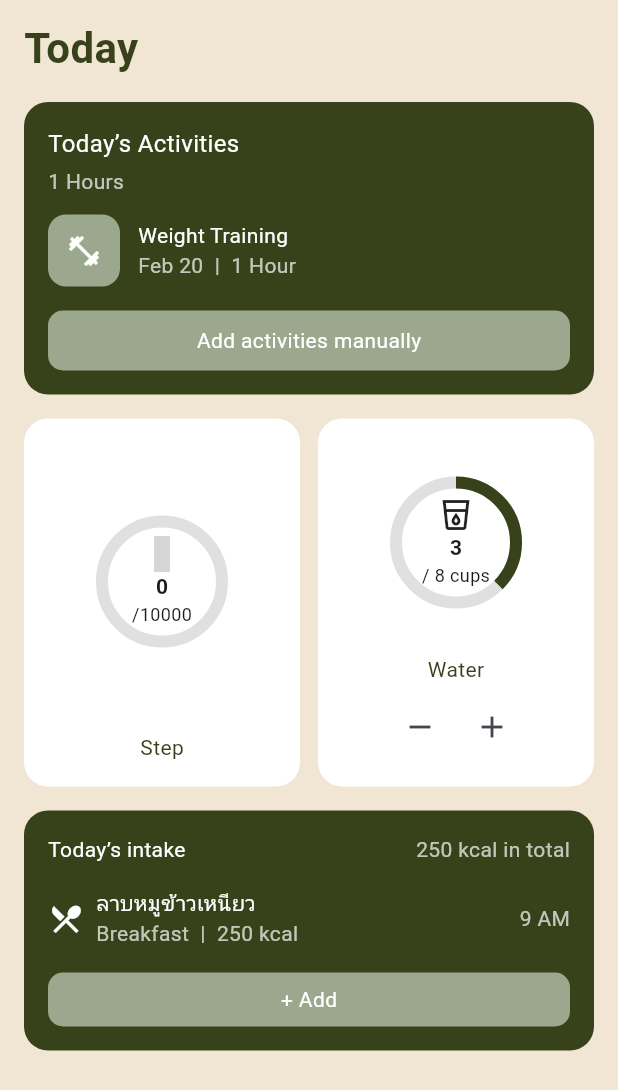
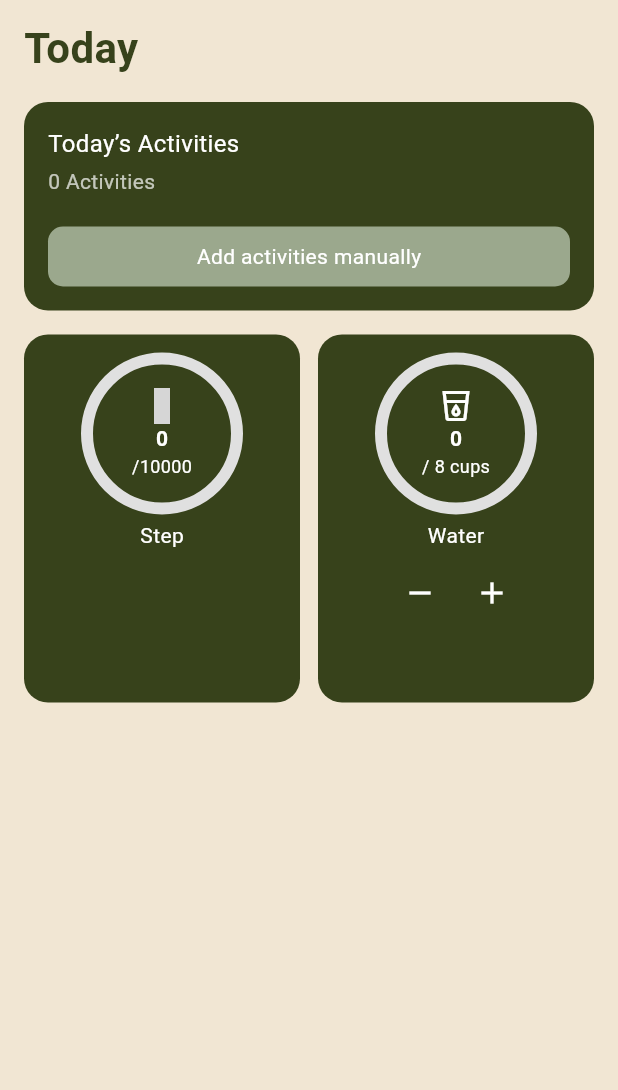
Before and after one commit to Chawanwit078/Mobile_App_PJ, a Flutter app: the AddPage screen opened directly, on a phone screen of 412 x 824 dp. Shown: the top 1090 px of the screen. Run offline on Flutter 3.47's test engine with Material 3 defaults, Android fonts, the light colour scheme and no system bars; our stand-ins replace iconly, pedometer, shared_preferences, sqflite, zoom_tap_animation; accounts and stored records are empty; grey boxes are pictures that could not be loaded.

Commit message:
commit addpage

```diff
--- a/lib/pages/add.dart
+++ b/lib/pages/add.dart
@@ -1,6 +1,12 @@
 import 'package:flutter/material.dart';
 import 'package:iconly/iconly.dart';
+import 'package:intl/intl.dart';
+import 'package:path/path.dart' as p;
 import 'package:pedometer/pedometer.dart';
+import 'package:sqflite/sqflite.dart';
+
+import 'add_activity.dart';
+import 'edit_activity.dart';
 
 class AddPage extends StatefulWidget {
   const AddPage({super.key});
@@ -11,23 +17,35 @@ class AddPage extends StatefulWidget {
 
 class _AddPageState extends State<AddPage> {
   int stepCount = 0;
+  int? initialSteps;
   int stepGoal = 10000;
-  int? initialSteps;
-
   Stream<StepCount>? _stepCountStream;
 
-  int waterCups = 3;
+  int waterCups = 0;
   int waterGoal = 8;
+
+  List<Map<String, dynamic>> todayActivities = [];
 
   final Color darkGreen = const Color(0xFF37421B);
   final Color yellow = const Color(0xFFF7C948);
   final Color background = const Color(0xFFF1E6D3);
   final Color olive = const Color(0xFF9BA88D);
 
+  final Map<String, IconData> sportIcons = {
+    'Running': Icons.directions_run,
+    'Cycling': Icons.directions_bike,
+    'Yoga': Icons.self_improvement,
+    'Swimming': Icons.pool,
+    'Weight Training': Icons.fitness_center,
+    'Basketball': Icons.sports_basketball,
+    'Football': Icons.sports_football,
+  };
+
   @override
   void initState() {
     super.initState();
     _initPedometer();
+    fetchTodayActivities();
   }
 
   void _initPedometer() {
@@ -40,8 +58,23 @@ class _AddPageState extends State<AddPage> {
         stepCount = event.steps - (initialSteps ?? 0);
       });
     }).onError((error) {
-      print('Pedometer Error: $error');
+      debugPrint("Pedometer Error: $error");
     });
+  }
+
+  Future<void> fetchTodayActivities() async {
+    final dbPath = await getDatabasesPath();
+    final db = await openDatabase(p.join(dbPath, 'activities.db'));
+    final today = DateFormat('yyyy-MM-dd').format(DateTime.now());
+
+    todayActivities = await db.query(
+      'activities',
+      where: 'date = ?',
+      whereArgs: [today],
+      orderBy: 'id DESC',
+    );
+
+    setState(() {});
   }
 
   @override
@@ -50,20 +83,11 @@ class _AddPageState extends State<AddPage> {
       backgroundColor: background,
       body: SafeArea(
         child: SingleChildScrollView(
-          physics: const BouncingScrollPhysics(),
-          child: Padding(
           padding: const EdgeInsets.symmetric(horizontal: 16, vertical: 12),
           child: Column(
             crossAxisAlignment: CrossAxisAlignment.start,
             children: [
-                const Text(
-                  "Today",
-                  style: TextStyle(
-                    fontSize: 28,
-                    fontWeight: FontWeight.bold,
-                    color: Color(0xFF37421B),
-                  ),
-                ),
+              const Text("Today", style: TextStyle(fontSize: 28, fontWeight: FontWeight.bold, color: Color(0xFF37421B))),
               const SizedBox(height: 16),
               _buildActivityCard(),
               const SizedBox(height: 16),
@@ -74,10 +98,7 @@ class _AddPageState extends State<AddPage> {
                   Expanded(child: _buildWaterCard()),
                 ],
               ),
-                const SizedBox(height: 16),
-                _buildIntakeCard(),
             ],
-            ),
           ),
         ),
       ),
@@ -86,48 +107,65 @@ class _AddPageState extends State<AddPage> {
 
   Widget _buildActivityCard() {
     return Container(
-      decoration: BoxDecoration(
-        color: darkGreen,
-        borderRadius: BorderRadius.circular(16),
-      ),
+      decoration: BoxDecoration(color: darkGreen, borderRadius: BorderRadius.circular(16)),
       padding: const EdgeInsets.all(16),
       child: Column(
         crossAxisAlignment: CrossAxisAlignment.start,
         children: [
-          Text("Today’s Activities", style: TextStyle(color: Colors.white, fontSize: 16)),
+          const Text("Today’s Activities", style: TextStyle(color: Colors.white, fontSize: 16)),
           const SizedBox(height: 4),
-          Text("1 Hours", style: TextStyle(color: Colors.white70)),
+          Text("${todayActivities.length} Activities", style: const TextStyle(color: Colors.white70)),
           const SizedBox(height: 12),
-          Row(
+          ...todayActivities.map((activity) {
+            return GestureDetector(
+              onTap: () async {
+                await Navigator.push(
+                  context,
+                  MaterialPageRoute(builder: (_) => EditActivityPage(activity: activity)),
+                );
+                fetchTodayActivities();
+              },
+              child: Padding(
+                padding: const EdgeInsets.only(bottom: 12),
+                child: Row(
                   children: [
                     Container(
-                decoration: BoxDecoration(
-                  color: olive,
-                  borderRadius: BorderRadius.circular(12),
+                      decoration: BoxDecoration(color: olive, borderRadius: BorderRadius.circular(12)),
+                      padding: const EdgeInsets.all(12),
+                      child: Icon(
+                        sportIcons[activity['name']] ?? Icons.fitness_center,
+                        color: Colors.white,
                       ),
-                padding: const EdgeInsets.all(12),
-                child: Icon(Icons.fitness_center, color: Colors.white),
                     ),
                     const SizedBox(width: 12),
                     Column(
                       crossAxisAlignment: CrossAxisAlignment.start,
                       children: [
-                  Text("Weight Training", style: TextStyle(color: Colors.white)),
-                  Text("Feb 20  |  1 Hour", style: TextStyle(color: Colors.white70)),
-                ],
-              )
+                        Text(activity['name'], style: const TextStyle(color: Colors.white)),
+                        Text("${activity['date']}  |  ${activity['duration']}", style: const TextStyle(color: Colors.white70)),
                       ],
                     ),
-          const SizedBox(height: 16),
-          Container(
+                  ],
+                ),
+              ),
+            );
+          }).toList(),
+          const SizedBox(height: 8),
+          InkWell(
+            onTap: () async {
+              await Navigator.push(
+                context,
+                MaterialPageRoute(builder: (_) => const AddActivityPage()),
+              );
+              fetchTodayActivities();
+            },
+            child: Container(
               height: 40,
               width: double.infinity,
-            decoration: BoxDecoration(
-              color: olive,
-              borderRadius: BorderRadius.circular(10),
-            ),
+              decoration: BoxDecoration(color: olive, borderRadius: BorderRadius.circular(10)),
               child: const Center(
                 child: Text("Add activities manually", style: TextStyle(color: Colors.white)),
+              ),
             ),
           ),
         ],
@@ -137,26 +175,25 @@ class _AddPageState extends State<AddPage> {
 
   Widget _buildStepCard() {
     double percent = stepCount / stepGoal;
-
     return AspectRatio(
       aspectRatio: 3 / 4,
       child: Container(
-        decoration: BoxDecoration(
-          color: Colors.white,
-          borderRadius: BorderRadius.circular(16),
-        ),
+        decoration: BoxDecoration(color: darkGreen, borderRadius: BorderRadius.circular(16)),
         padding: const EdgeInsets.all(16),
         child: Column(
           children: [
-            Expanded(
-              child: Stack(
+            TweenAnimationBuilder(
+              tween: Tween<double>(begin: 0, end: percent.clamp(0, 1)),
+              duration: const Duration(milliseconds: 300),
+              builder: (context, value, child) {
+                return Stack(
                   alignment: Alignment.center,
                   children: [
                     SizedBox(
-                    height: 80,
-                    width: 80,
+                      height: 100,
+                      width: 100,
                       child: CircularProgressIndicator(
-                      value: percent.clamp(0, 1),
+                        value: value,
                         strokeWidth: 8,
                         backgroundColor: Colors.grey[300],
                         valueColor: AlwaysStoppedAnimation(yellow),
@@ -165,16 +202,17 @@ class _AddPageState extends State<AddPage> {
                     Column(
                       mainAxisSize: MainAxisSize.min,
                       children: [
-                      Icon(IconlyLight.activity, size: 24),
-                      Text("$stepCount", style: TextStyle(fontWeight: FontWeight.bold)),
-                      Text("/$stepGoal", style: TextStyle(fontSize: 12)),
+                        const Icon(IconlyLight.activity, size: 24, color: Colors.white),
+                        Text("$stepCount", style: const TextStyle(fontWeight: FontWeight.bold, color: Colors.white)),
+                        Text("/$stepGoal", style: const TextStyle(fontSize: 12, color: Colors.white)),
                       ],
                     ),
                   ],
-              ),
+                );
+              },
             ),
             const SizedBox(height: 8),
-            Text("Step", style: TextStyle(color: darkGreen)),
+            Text("Step", style: TextStyle(color: Colors.white)),
           ],
         ),
       ),
@@ -183,63 +221,55 @@ class _AddPageState extends State<AddPage> {
 
   Widget _buildWaterCard() {
     double percent = waterCups / waterGoal;
-
     return AspectRatio(
       aspectRatio: 3 / 4,
       child: Container(
-        decoration: BoxDecoration(
-          color: Colors.white,
-          borderRadius: BorderRadius.circular(16),
-        ),
+        decoration: BoxDecoration(color: darkGreen, borderRadius: BorderRadius.circular(16)),
         padding: const EdgeInsets.all(16),
         child: Column(
           children: [
-            Expanded(
-              child: Stack(
+            TweenAnimationBuilder(
+              tween: Tween<double>(begin: 0, end: percent.clamp(0, 1)),
+              duration: const Duration(milliseconds: 300),
+              builder: (context, value, child) {
+                return Stack(
                   alignment: Alignment.center,
                   children: [
                     SizedBox(
-                    height: 80,
-                    width: 80,
+                      height: 100,
+                      width: 100,
                       child: CircularProgressIndicator(
-                      value: percent.clamp(0, 1),
+                        value: value,
                         strokeWidth: 8,
                         backgroundColor: Colors.grey[300],
-                      valueColor: AlwaysStoppedAnimation(darkGreen),
+                        valueColor: AlwaysStoppedAnimation(yellow),
                       ),
                     ),
                     Column(
                       mainAxisSize: MainAxisSize.min,
                       children: [
-                      Icon(Icons.local_drink_outlined, size: 24),
-                      Text("$waterCups", style: TextStyle(fontWeight: FontWeight.bold)),
-                      Text("/ $waterGoal cups", style: TextStyle(fontSize: 12)),
+                        const Icon(Icons.local_drink_outlined, size: 24, color: Colors.white),
+                        Text("$waterCups", style: const TextStyle(fontWeight: FontWeight.bold, color: Colors.white)),
+                        const Text("/ 8 cups", style: TextStyle(fontSize: 12, color: Colors.white)),
                       ],
                     ),
                   ],
-              ),
+                );
+              },
             ),
             const SizedBox(height: 8),
-            Text("Water", style: TextStyle(color: darkGreen)),
+            Text("Water", style: TextStyle(color: Colors.white)),
             const SizedBox(height: 4),
             Row(
               mainAxisAlignment: MainAxisAlignment.center,
               children: [
                 IconButton(
-                  icon: Icon(Icons.remove),
-                  onPressed: () {
-                    setState(() {
-                      if (waterCups > 0) waterCups--;
-                    });
-                  },
+                  icon: const Icon(Icons.remove, color: Colors.white),
+                  onPressed: () => setState(() => waterCups = (waterCups > 0) ? waterCups - 1 : 0),
                 ),
                 IconButton(
-                  icon: Icon(Icons.add),
-                  onPressed: () {
-                    setState(() {
-                      if (waterCups < waterGoal) waterCups++;
-                    });
-                  },
+                  icon: const Icon(Icons.add, color: Colors.white),
+                  onPressed: () => setState(() => waterCups = (waterCups < waterGoal) ? waterCups + 1 : waterCups),
                 ),
               ],
             ),
@@ -248,53 +278,4 @@ class _AddPageState extends State<AddPage> {
       ),
     );
   }
-
-  Widget _buildIntakeCard() {
-    return Container(
-      decoration: BoxDecoration(
-        color: darkGreen,
-        borderRadius: BorderRadius.circular(16),
-      ),
-      padding: const EdgeInsets.all(16),
-      child: Column(
-        children: [
-          Row(
-            mainAxisAlignment: MainAxisAlignment.spaceBetween,
-            children: [
-              Text("Today’s intake", style: TextStyle(color: Colors.white)),
-              Text("250 kcal in total", style: TextStyle(color: Colors.white70)),
-            ],
-          ),
-          const SizedBox(height: 16),
-          Row(
-            children: [
-              Icon(Icons.restaurant_menu, color: Colors.white),
-              const SizedBox(width: 8),
-              Expanded(
-                child: Column(
-                  crossAxisAlignment: CrossAxisAlignment.start,
-                  children: const [
-                    Text("ลาบหมูข้าวเหนียว", style: TextStyle(color: Colors.white)),
-                    Text("Breakfast  |  250 kcal", style: TextStyle(color: Colors.white70)),
-                  ],
-                ),
-              ),
-              Text("9 AM", style: TextStyle(color: Colors.white70)),
-            ],
-          ),
-          const SizedBox(height: 16),
-          Container(
-            height: 36,
-            decoration: BoxDecoration(
-              color: olive,
-              borderRadius: BorderRadius.circular(10),
-            ),
-            child: const Center(
-              child: Text("+ Add", style: TextStyle(color: Colors.white)),
-            ),
-          ),
-        ],
-      ),
-    );
 }
-}
--- a/pubspec.yaml
+++ b/pubspec.yaml
@@ -38,7 +38,11 @@ dependencies:
   cupertino_icons: ^1.0.8
   http: ^1.3.0
   shared_preferences: ^2.5.3
-  pedometer: ^4.0.1
+  pedometer: ^4.1.1
+  sqflite: ^2.4.2
+  path: ^1.9.1
+  intl: ^0.20.2
+  permission_handler: ^11.0.1
 
 dev_dependencies:
   flutter_test:
```
Also changed, not shown: lib/pages/add_activity.dart (added, +226 -0 lines), lib/pages/edit_activity.dart (added, +231 -0 lines), pubspec.lock, 5 other files. Lines whose indentation alone changed are shown as unchanged.
